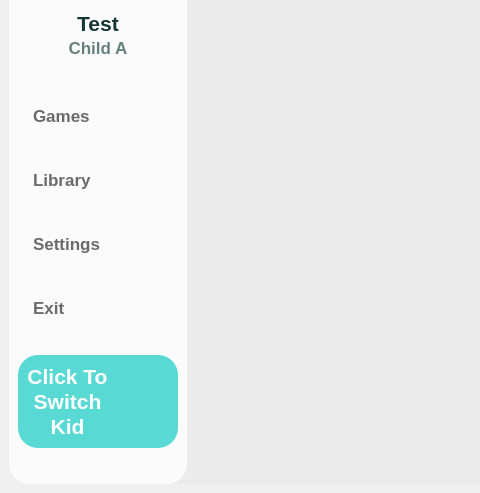
This is src/famiowl_client.ui in ez4bk/S-Team-Project as Qt 5 draws it before an edit; both pictures show x 0 to 480 and y 107 to 600 of the 900 by 600 pixel window. The edited form follows.
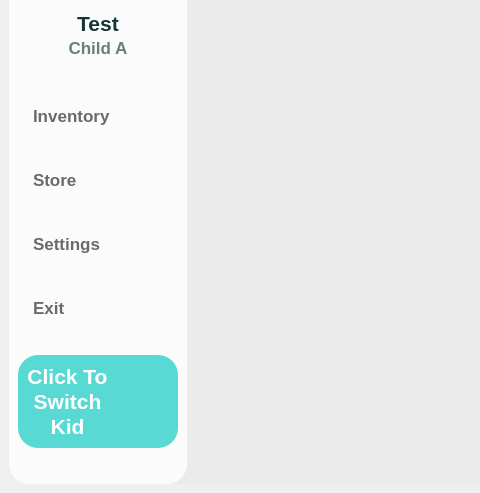
This is the edited form. Icons and pictures are not drawn.

Patch:
```diff
--- a/src/famiowl_client.ui
+++ b/src/famiowl_client.ui
@@ -267,7 +267,7 @@
             </property>
             <item>
              <property name="text">
-              <string>Games</string>
+              <string>Inventory</string>
              </property>
              <property name="icon">
               <iconset resource="resource/resources.qrc">
@@ -276,7 +276,7 @@
             </item>
             <item>
              <property name="text">
-              <string>Library</string>
+              <string>Store</string>
              </property>
              <property name="icon">
               <iconset resource="resource/resources.qrc">
```
